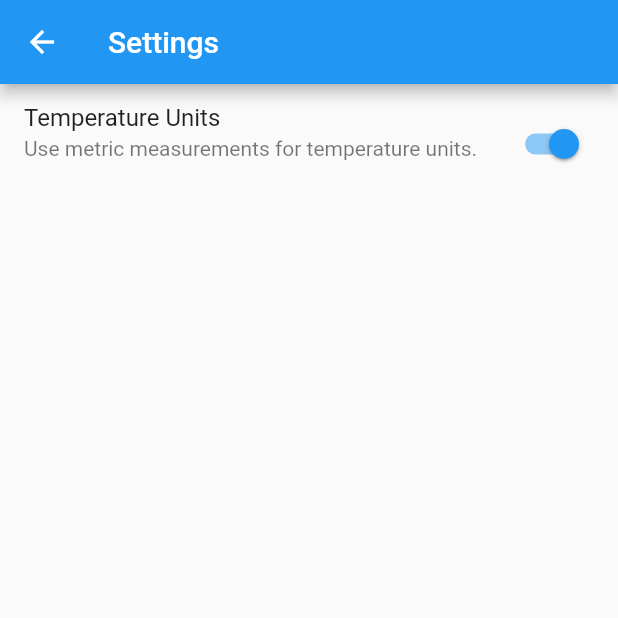
After one commit to ashwinikumar01/Flutter-Weather-Bloc, a Flutter app: the Settings screen opened directly, on a phone screen of 412 x 824 dp, the top half of it. The commit adds this screen. Run offline on Flutter 3.47's test engine with Material 2 defaults, Android fonts, the phone set to English and light mode, and no system bars; our stand-ins replace bloc, equatable, flutter_bloc.

Commit message:
Setting UI added

```diff
--- /dev/null
+++ b/lib/widgets/settings.dart
@@ -0,0 +1,33 @@
+import 'package:flutter/material.dart';
+import 'package:flutter_bloc/flutter_bloc.dart';
+import 'package:flutter_weather_bloc/blocs/blocs.dart';
+
+class Settings extends StatelessWidget {
+  @override
+  Widget build(BuildContext context) {
+    return Scaffold(
+      appBar: AppBar(title: Text('Settings')),
+      body: ListView(
+        children: <Widget>[
+          BlocBuilder<SettingBloc, SettingState>(
+            builder: (context, state) {
+              return ListTile(
+                title: Text(
+                  'Temperature Units',
+                ),
+                isThreeLine: true,
+                subtitle:
+                    Text('Use metric measurements for temperature units.'),
+                trailing: Switch(
+                  value: state.temperatureUnits == TemperatureUnits.celsius,
+                  onChanged: (_) => BlocProvider.of<SettingBloc>(context)
+                      .add(TemperatureUnitsToggled()),
+                ),
+              );
+            },
+          ),
+        ],
+      ),
+    );
+  }
+}
--- a/lib/widgets/widgets.dart
+++ b/lib/widgets/widgets.dart
@@ -6,3 +6,4 @@ export './weather_conditions.dart';
 export './temperature.dart';
 export './city_selection.dart';
 export './gradient_container.dart';
+export './settings.dart';
```
